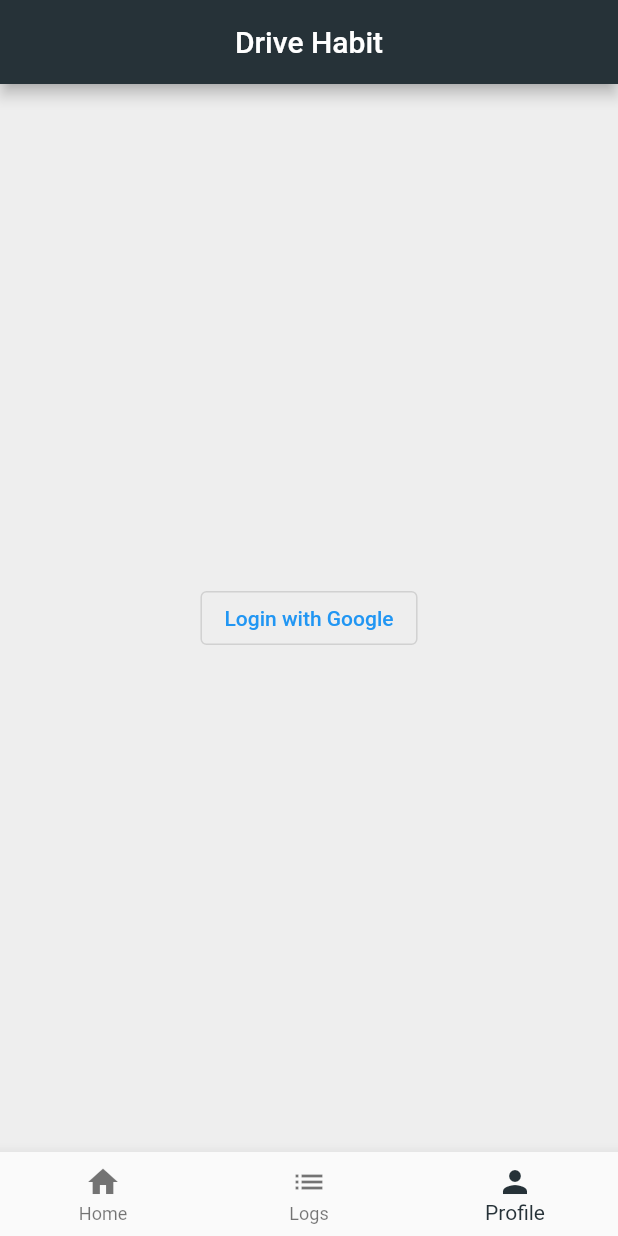
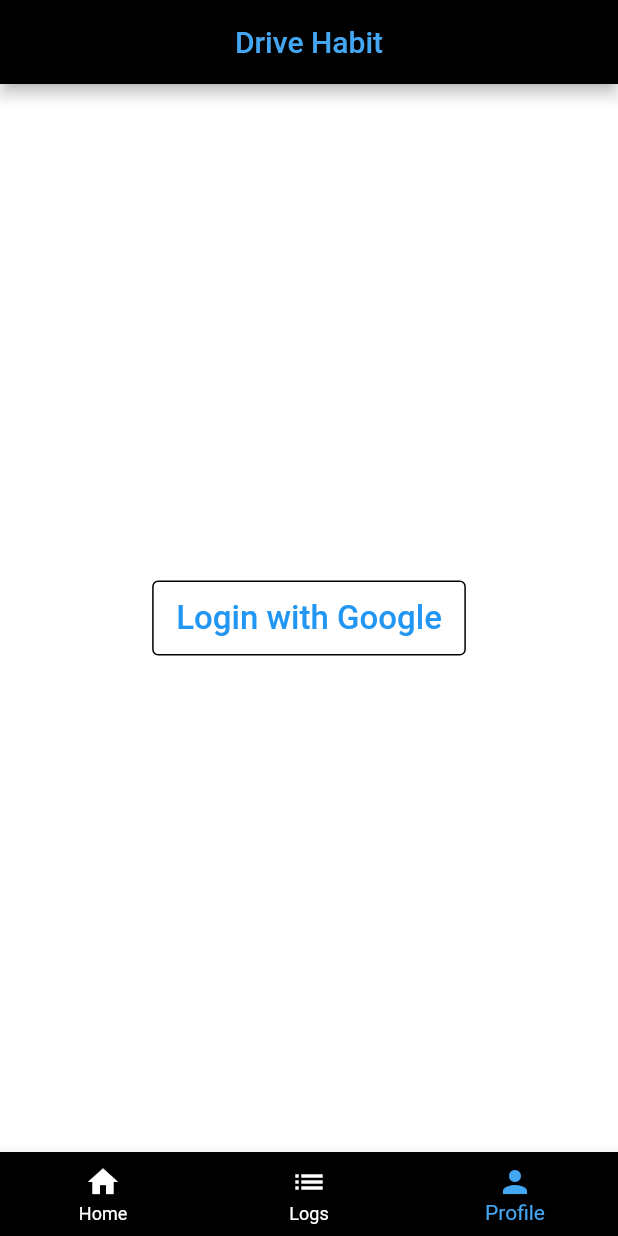
Before and after one commit to ALATTIELI/drivehabit, a Flutter app: the screen it shows after launch, item 3 of the bottom bar chosen, after a tap on "Login with Google", on a phone screen of 412 x 824 dp. Run offline on Flutter 3.47's test engine with Material 2 defaults, Android fonts, the phone set to English and light mode, and no system bars; our stand-ins replace firebase_auth, firebase_core, flutter_dotenv, geolocator, google_sign_in, permission_handler and 1 more; missing offline and left inert: mongo_dart; accounts and stored records are empty.

Commit message:
littile changes in the UI

```diff
--- a/lib/home_page.dart
+++ b/lib/home_page.dart
@@ -20,16 +20,24 @@ class _HomePageState extends State<HomePage> {
   Widget build(BuildContext context) {
     return Scaffold(
       appBar: AppBar(
-        title: Text('Drive Habit'),
+        title: Text(
+          'Drive Habit',
+          style: TextStyle(color: Color(0xFF44a7f4)),
+        ),
         centerTitle: true,
-        backgroundColor: Colors.blueGrey[900],
+        backgroundColor: Colors.black,
       ),
       body: _children[_currentIndex],
       bottomNavigationBar: BottomNavigationBar(
         onTap: onTabTapped,
         currentIndex: _currentIndex,
         type: BottomNavigationBarType.fixed,
-        selectedItemColor: Colors.blueGrey[900],
+        backgroundColor: Colors.black, // Set the background color to black
+        unselectedItemColor:
+            Colors.white, // Set the unselected icon color to white
+        selectedItemColor:
+            Color(0xFF44a7f4), // Set the selected icon color to white
+
         items: const [
           BottomNavigationBarItem(
             icon: Icon(Icons.home),
--- a/lib/ui/home_screen_page.dart
+++ b/lib/ui/home_screen_page.dart
@@ -55,14 +55,27 @@ class _HomeScreenPageState extends State<HomeScreenPage> {
         context: context,
         builder: (BuildContext context) {
           return AlertDialog(
-            title: Text('You need to log in'),
-            content: Text('Please log in to start tracking.'),
+            backgroundColor: Colors.black, // Set the background color to black
+            title: Text(
+              'You need to log in',
+              style: TextStyle(
+                  fontSize: 24,
+                  fontWeight: FontWeight.bold,
+                  color: Colors.white),
+            ),
+            content: Text(
+              'Please log in to start tracking.',
+              style: TextStyle(fontSize: 18, color: Colors.white),
+            ),
             actions: [
               TextButton(
                 onPressed: () {
                   Navigator.of(context).pop();
                 },
-                child: Text('OK'),
+                child: Text(
+                  'OK',
+                  style: TextStyle(fontSize: 16, color: Colors.blue),
+                ),
               ),
             ],
           );
@@ -96,14 +109,28 @@ class _HomeScreenPageState extends State<HomeScreenPage> {
         context: context,
         builder: (BuildContext context) {
           return AlertDialog(
-            title: Text('Final Grade'),
-            content: Text('Your final grade is ${finalGrade}%'),
+            backgroundColor: Colors.black, // Set the background color to black
+
+            title: Text(
+              'Final Grade',
+              style: TextStyle(
+                  fontSize: 24,
+                  fontWeight: FontWeight.bold,
+                  color: Colors.white),
+            ),
+            content: Text(
+              'Your final grade is ${finalGrade}%',
+              style: TextStyle(fontSize: 18, color: Colors.white),
+            ),
             actions: [
               TextButton(
                 onPressed: () {
                   Navigator.of(context).pop();
                 },
-                child: Text('OK'),
+                child: Text(
+                  'OK',
+                  style: TextStyle(fontSize: 16, color: Colors.blue),
+                ),
               ),
             ],
           );
@@ -214,7 +241,6 @@ class _HomeScreenPageState extends State<HomeScreenPage> {
         }
 
         if (isMistake) {
-          grade = 'F';
           _mistakes += 1;
           _mistakeTimestamps.add(now);
           setState(() {
@@ -233,7 +259,6 @@ class _HomeScreenPageState extends State<HomeScreenPage> {
           print("=====");
           print(_mistakeList);
         } else {
-          grade = 'P';
           print("${speedInKmPerHour} && ${_dataObjects![0]['speedLimit']}");
         }
       } else {
@@ -258,33 +283,43 @@ class _HomeScreenPageState extends State<HomeScreenPage> {
                   children: [
                     Text(
                       'Latitude: ${_currentPosition!.latitude.toStringAsFixed(5)}',
-                      style:
-                          TextStyle(fontSize: 24, fontWeight: FontWeight.bold),
+                      style: TextStyle(
+                          fontSize: 24,
+                          fontWeight: FontWeight.bold,
+                          color: Color(0xFF44a7f4)),
                     ),
                     SizedBox(height: 16),
                     Text(
                       'Longitude: ${_currentPosition!.longitude.toStringAsFixed(5)}',
-                      style:
-                          TextStyle(fontSize: 24, fontWeight: FontWeight.bold),
+                      style: TextStyle(
+                          fontSize: 24,
+                          fontWeight: FontWeight.bold,
+                          color: Color(0xFF44a7f4)),
                     ),
                     SizedBox(height: 16),
                     Text(
                       'Speed: ${(_currentPosition!.speed * 3.6).toStringAsFixed(2)} km/h',
-                      style:
-                          TextStyle(fontSize: 24, fontWeight: FontWeight.bold),
+                      style: TextStyle(
+                          fontSize: 24,
+                          fontWeight: FontWeight.bold,
+                          color: Color(0xFF44a7f4)),
                     ),
                     SizedBox(height: 16),
                     if (_dataObjects != null && _dataObjects!.isNotEmpty)
                       Text(
                         'Street Speed Limit: ${_dataObjects![0]['speedLimit']} km/h',
                         style: TextStyle(
-                            fontSize: 24, fontWeight: FontWeight.bold),
+                            fontSize: 24,
+                            fontWeight: FontWeight.bold,
+                            color: Color(0xFF44a7f4)),
                       ),
                     SizedBox(height: 16),
                     Text(
                       'Mistakes: $_mistakes',
-                      style:
-                          TextStyle(fontSize: 24, fontWeight: FontWeight.bold),
+                      style: TextStyle(
+                          fontSize: 24,
+                          fontWeight: FontWeight.bold,
+                          color: Color(0xFF44a7f4)),
                     ),
                   ],
                 ),
--- a/lib/ui/profile_screen_page.dart
+++ b/lib/ui/profile_screen_page.dart
@@ -106,12 +106,22 @@ class _ProfileScreenPageState extends State<ProfileScreenPage> {
   @override
   Widget build(BuildContext context) {
     return Scaffold(
-      backgroundColor: Colors.grey[200],
+      backgroundColor: Colors.white,
       body: userData == null
           ? Center(
               child: OutlinedButton(
                 onPressed: _login,
-                child: Text('Login with Google'),
+                child: Text(
+                  'Login with Google',
+                  style: TextStyle(
+                      fontSize: 22), // Adjust the font size as desired
+                ),
+                style: ButtonStyle(
+                  side: MaterialStateProperty.all(BorderSide(
+                      color: Colors.black)), // Set the border color to black
+                  minimumSize: MaterialStateProperty.all(
+                      Size(200, 50)), // Adjust the box size as desired
+                ),
               ),
             )
           : Center(
@@ -119,12 +129,25 @@ class _ProfileScreenPageState extends State<ProfileScreenPage> {
                 mainAxisAlignment: MainAxisAlignment.center,
                 children: [
                   SizedBox(height: 20.0),
-                  CircleAvatar(
-                      radius: 70.0,
-                      backgroundImage: NetworkImage(userData?.photoURL ?? '')),
+                  ClipRRect(
+                    borderRadius: BorderRadius.circular(
+                        140.0), // Set the same value for all sides to create a square shape
+                    child: Container(
+                      width: 140.0,
+                      height: 140.0,
+                      decoration: BoxDecoration(
+                        border: Border.all(
+                            color:
+                                Colors.black), // Set the border color to black
+                      ),
+                      child: CircleAvatar(
+                        backgroundImage: NetworkImage(userData?.photoURL ?? ''),
+                      ),
+                    ),
+                  ),
                   SizedBox(height: 20.0),
                   Text(
-                    userData?.displayName ?? '',
+                    userData?.displayName?.toUpperCase() ?? '',
                     style: TextStyle(
                       fontSize: 24.0,
                       fontWeight: FontWeight.bold,
--- a/pubspec.yaml
+++ b/pubspec.yaml
@@ -33,10 +33,6 @@ dependencies:
   sensors: ^2.0.0
   firebase_core: ^2.9.0
   geolocator: ^9.0.2
-
-
-  # The following adds the Cupertino Icons font to your application.
-  # Use with the CupertinoIcons class for iOS style icons.
   cupertino_icons: ^1.0.2
   firebase_database: ^10.1.1
   firebase_auth: ^4.4.2
@@ -46,6 +42,7 @@ dependencies:
   flutter_geofire: ^2.0.3
   mongo_dart: ^0.9.1
   flutter_dotenv: ^5.0.2
+
 
 dev_dependencies:
   flutter_test:
@@ -75,6 +72,7 @@ flutter:
     # - images/a_dot_burr.jpeg
     # - images/a_dot_ham.jpeg
 
+
   # An image asset can refer to one or more resolution-specific "variants", see
   # https://flutter.dev/assets-and-images/#resolution-aware
 
```
Also changed, not shown: lib/ui/logs_screen_page.dart (+66 -8 lines), 19 other files.
